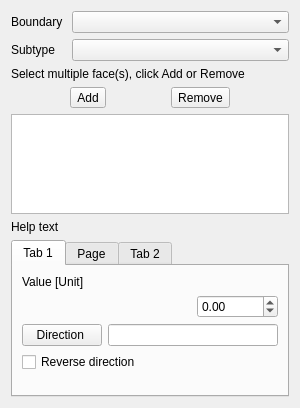
Before: the Qt Designer form src/Mod/Fem/Gui/TaskFemConstraintFluidBoundary.ui in southseact-3d/fcd, drawn with Qt 5.
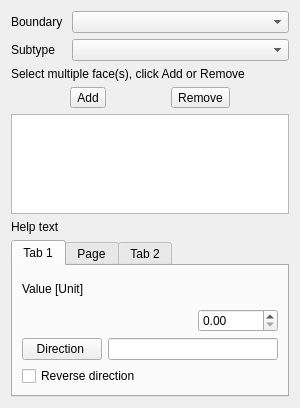
After: the same form once the commit is applied.

Commit message:
[FEM] Bearing and FluidBoundary: code improvements
- get rid of UI-coded limits
- fix layout issues
- code simplifications
- remove unused headers

```diff
--- a/src/Mod/Fem/Gui/TaskFemConstraintFluidBoundary.ui
+++ b/src/Mod/Fem/Gui/TaskFemConstraintFluidBoundary.ui
@@ -7,14 +7,12 @@
     <x>0</x>
     <y>0</y>
     <width>300</width>
-    <height>391</height>
+    <height>388</height>
    </rect>
   </property>
   <property name="windowTitle">
    <string>Form</string>
   </property>
-  <layout class="QVBoxLayout" name="verticalLayout_4">
-   <item>
     <layout class="QVBoxLayout" name="verticalLayout">
      <item>
       <layout class="QFormLayout" name="layoutBoundaryType">
@@ -202,12 +200,6 @@
                <height>0</height>
               </size>
              </property>
-             <property name="minimum">
-              <double>-99999.000000000000000</double>
-             </property>
-             <property name="maximum">
-              <double>99999.000000000000000</double>
-             </property>
              <property name="value">
               <double>0.000000000000000</double>
              </property>
@@ -295,19 +287,6 @@
            </property>
           </widget>
          </item>
-         <item>
-          <spacer name="verticalSpacer">
-           <property name="orientation">
-            <enum>Qt::Vertical</enum>
-           </property>
-           <property name="sizeHint" stdset="0">
-            <size>
-             <width>20</width>
-             <height>7</height>
-            </size>
-           </property>
-          </spacer>
-         </item>
         </layout>
        </widget>
        <widget class="QWidget" name="tabTurbulenceBoundary">
@@ -498,8 +477,6 @@
         </layout>
        </widget>
       </widget>
-     </item>
-    </layout>
    </item>
   </layout>
  </widget>
```
Left out of the diff: 20 changed lines with no effect on the pictures. Lines whose indentation alone changed are shown as unchanged. The commit also changes 3 other files.
